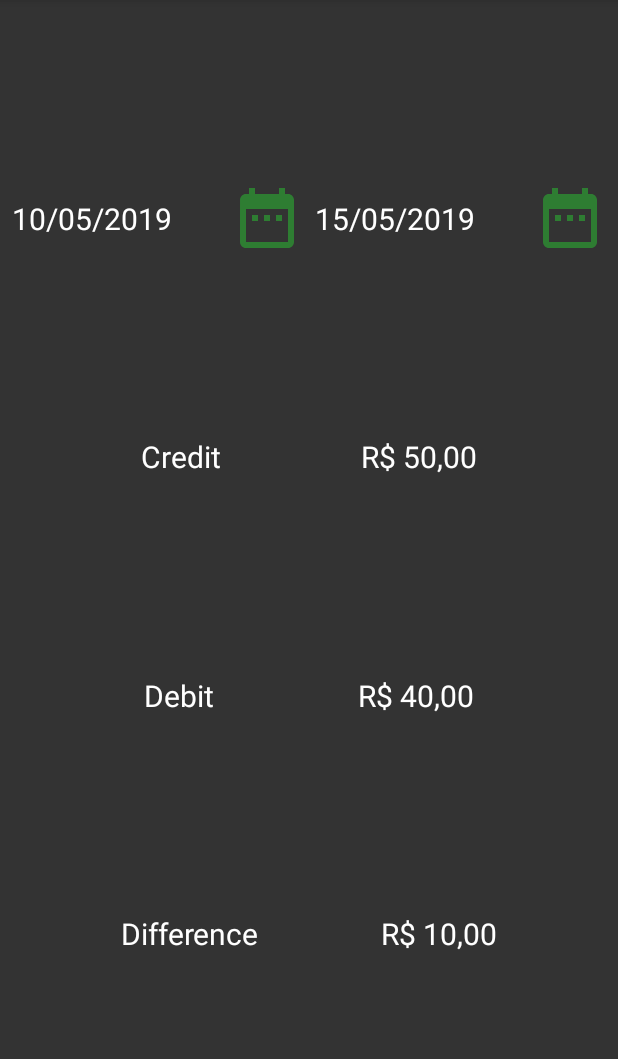
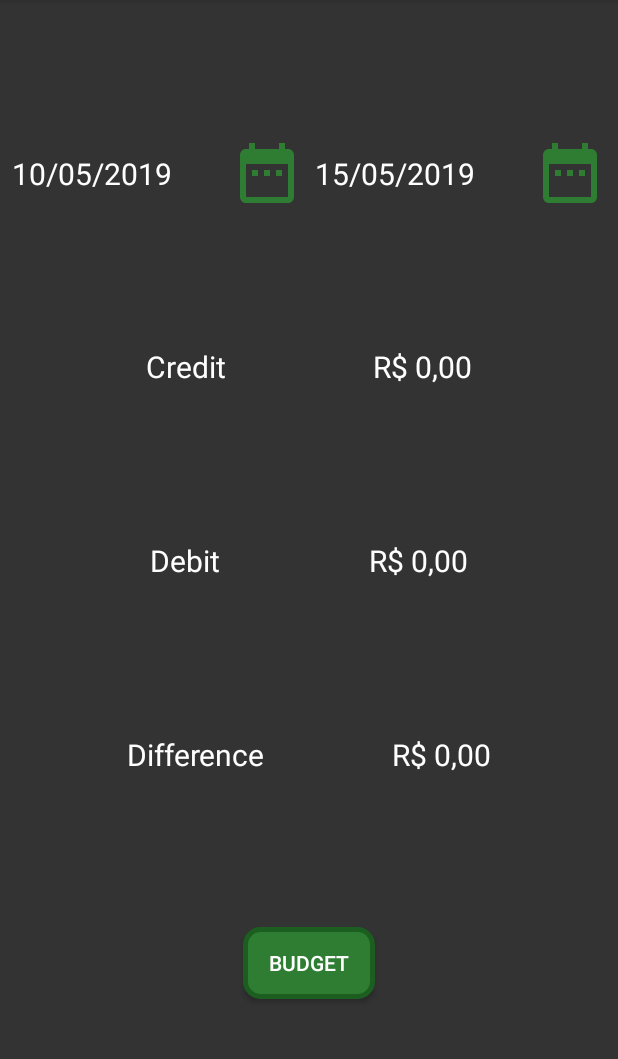
Before and after one commit to ViniVilla/FinancasDroid, an Android app: the fragment BudgetFragment shown on its own in the app's theme, on a phone screen of 412 x 824 dp, the part 84-1143 px from its top. Run offline under Robolectric (Android 15) with nearby library versions, the phone set to English and light mode, and no system bars.

Commit message:
Subtração nas datas

```diff
--- a/app/src/main/java/br/edu/ifsp/financasdroid/controller/add/AddTransaction.java
+++ b/app/src/main/java/br/edu/ifsp/financasdroid/controller/add/AddTransaction.java
@@ -138,7 +138,7 @@ public class AddTransaction extends AppCompatActivity implements DatePickerDialo
 
         String[] d = date.split("/");
 
-        transaction.setDate(new Date(Integer.parseInt(d[2]), Integer.parseInt(d[1]), Integer.parseInt(d[0])));
+        transaction.setDate(new Date(Integer.parseInt(d[2]) - 1900, Integer.parseInt(d[1]) - 1, Integer.parseInt(d[0])));
 
         transaction.setValue(value);
         transaction.setCategoryId(category.getId());
--- a/app/src/main/res/layout/activity_add_transaction.xml
+++ b/app/src/main/res/layout/activity_add_transaction.xml
@@ -99,7 +99,8 @@
         app:layout_constraintHorizontal_bias="0.0"
         app:layout_constraintStart_toEndOf="@+id/date"
         app:layout_constraintTop_toBottomOf="@+id/description"
-        app:srcCompat="@drawable/ic_date" />
+        app:srcCompat="@drawable/ic_date"
+        tools:ignore="VectorDrawableCompat" />
 
 
 </androidx.constraintlayout.widget.ConstraintLayout>
--- a/app/src/main/res/layout/fragment_budget.xml
+++ b/app/src/main/res/layout/fragment_budget.xml
@@ -1,7 +1,6 @@
 <?xml version="1.0" encoding="utf-8"?>
 <androidx.constraintlayout.widget.ConstraintLayout xmlns:android="http://schemas.android.com/apk/res/android"
     xmlns:app="http://schemas.android.com/apk/res-auto"
-    xmlns:tools="http://schemas.android.com/tools"
     android:layout_width="match_parent"
     android:layout_height="match_parent">
 
@@ -21,7 +20,7 @@
         android:id="@+id/credit"
         android:layout_width="wrap_content"
         android:layout_height="wrap_content"
-        android:text="R$ 50,00"
+        android:text="R$ 0,00"
         android:textSize="20sp"
         app:layout_constraintBottom_toTopOf="@+id/debit"
         app:layout_constraintEnd_toEndOf="parent"
@@ -45,7 +44,7 @@
         android:id="@+id/debit"
         android:layout_width="wrap_content"
         android:layout_height="wrap_content"
-        android:text="R$ 40,00"
+        android:text="R$ 0,00"
         android:textSize="20sp"
         app:layout_constraintBottom_toTopOf="@+id/difference"
         app:layout_constraintEnd_toEndOf="parent"
@@ -59,6 +58,7 @@
         android:layout_height="wrap_content"
         android:text="@string/difference"
         android:textSize="20sp"
+        app:layout_constraintBottom_toTopOf="@id/budget"
         app:layout_constraintBottom_toBottomOf="parent"
         app:layout_constraintEnd_toStartOf="@+id/difference"
         app:layout_constraintStart_toStartOf="parent"
@@ -68,8 +68,9 @@
         android:id="@+id/difference"
         android:layout_width="wrap_content"
         android:layout_height="wrap_content"
-        android:text="R$ 10,00"
+        android:text="R$ 0,00"
         android:textSize="20sp"
+        app:layout_constraintBottom_toTopOf="@id/budget"
         app:layout_constraintBottom_toBottomOf="parent"
         app:layout_constraintEnd_toEndOf="parent"
         app:layout_constraintHorizontal_bias="0.5"
@@ -131,4 +132,17 @@
         app:layout_constraintHorizontal_bias="0.5"
         app:layout_constraintStart_toEndOf="@+id/imageDateFrom"
         app:layout_constraintTop_toTopOf="parent" />
+
+    <Button
+        android:id="@+id/budget"
+        android:layout_width="wrap_content"
+        android:layout_height="wrap_content"
+        android:background="@drawable/shape_button"
+        android:text="@string/budget"
+        app:layout_constraintBottom_toBottomOf="parent"
+        app:layout_constraintEnd_toEndOf="parent"
+        app:layout_constraintHorizontal_bias="0.5"
+        app:layout_constraintStart_toStartOf="parent"
+        app:layout_constraintTop_toBottomOf="@+id/differenceText" />
+
 </androidx.constraintlayout.widget.ConstraintLayout>
```
